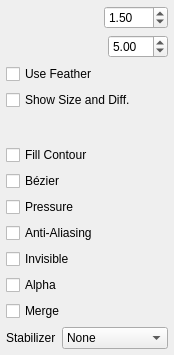
First picture: the form in app/ui/tooloptions.ui, repository pencil2d/pencil, before the edit.
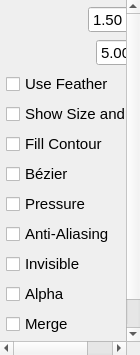
Second picture: the form after the edit. Custom widgets are drawn as their Qt base class.

Commit message:
Tweak dock layout to be more compact
- Font size: 11
- Minimum width: 140 px or less
- Padding adjusted to be 3 px.

The size has to be set specifically, otherwise the designer will adjust to what it thinks is best.

Diff of the .ui file:
```diff
--- a/app/ui/tooloptions.ui
+++ b/app/ui/tooloptions.ui
@@ -6,10 +6,21 @@
    <rect>
     <x>0</x>
     <y>0</y>
-    <width>174</width>
+    <width>140</width>
     <height>355</height>
    </rect>
   </property>
+  <property name="minimumSize">
+   <size>
+    <width>140</width>
+    <height>0</height>
+   </size>
+  </property>
+  <property name="font">
+   <font>
+    <pointsize>11</pointsize>
+   </font>
+  </property>
   <property name="windowTitle">
    <string>Form</string>
   </property>
@@ -42,12 +53,12 @@
        <rect>
         <x>0</x>
         <y>0</y>
-        <width>174</width>
-        <height>355</height>
+        <width>166</width>
+        <height>340</height>
        </rect>
       </property>
       <property name="autoFillBackground">
-       <bool>false</bool>
+       <bool>true</bool>
       </property>
       <layout class="QVBoxLayout" name="verticalLayout">
        <property name="leftMargin">
```
The commit also changes 6 other files.
